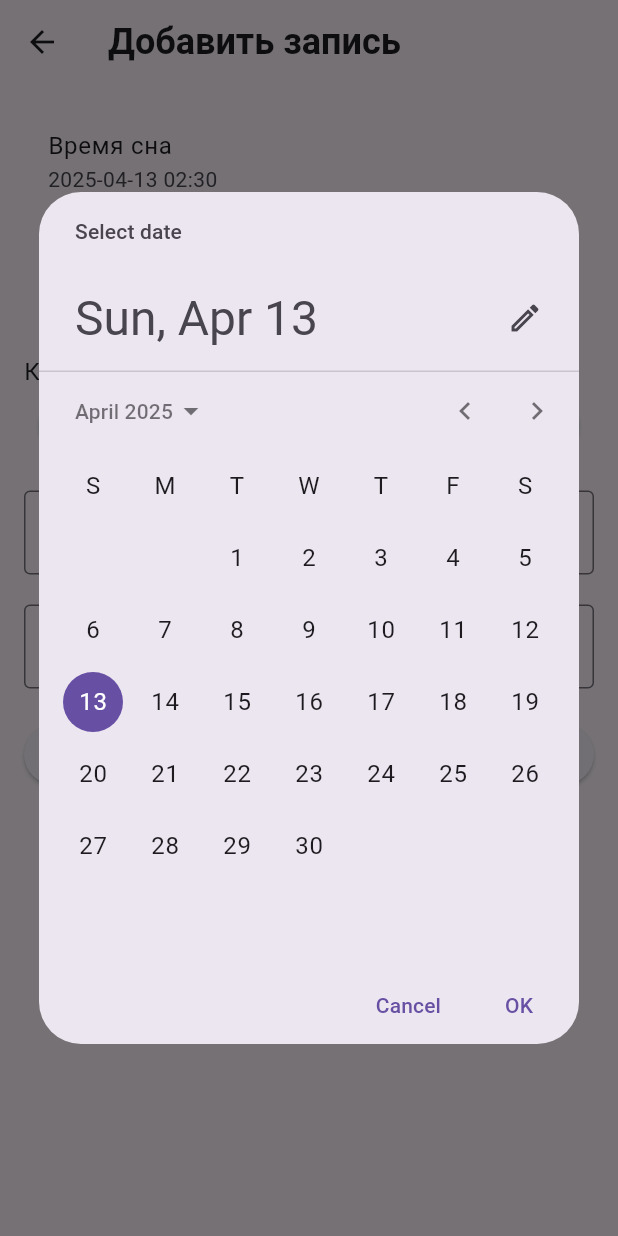
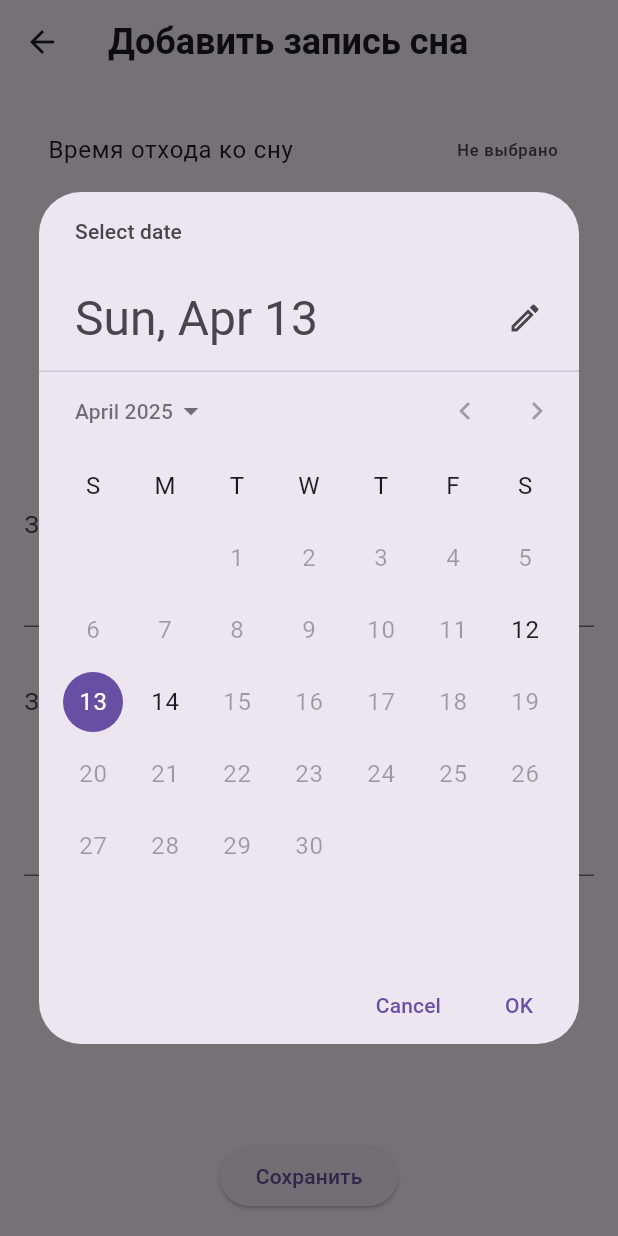
Before and after one commit to ruslanflutterdev/dream_diary, a Flutter app: the AddSleepEntryScreen screen opened directly, after a tap on "Время пробуждения", on a phone screen of 412 x 824 dp. Run offline on Flutter 3.47's test engine with Material 3 defaults, Android fonts, the phone set to English and light mode, and no system bars.

Commit message:
вынес функционал для оценки качества сна в отдельный виджет

```diff
--- a/lib/screens/add_sleep_entry_screen.dart
+++ b/lib/screens/add_sleep_entry_screen.dart
@@ -1,158 +1,140 @@
+import 'package:dream_diary/widgets/sleep_quality_selector.dart';
 import 'package:flutter/material.dart';
 import '../models/sleep_entry.dart';
 
 class AddSleepEntryScreen extends StatefulWidget {
-  const AddSleepEntryScreen({super.key});
+  const AddSleepEntryScreen({Key? key}) : super(key: key);
 
   @override
-  State<AddSleepEntryScreen> createState() => _AddSleepEntryScreenState();
+  _AddSleepEntryScreenState createState() => _AddSleepEntryScreenState();
 }
 
 class _AddSleepEntryScreenState extends State<AddSleepEntryScreen> {
-  DateTime sleepTime = DateTime.now().subtract(Duration(hours: 8));
-  DateTime wakeTime = DateTime.now();
+  DateTime? sleepTime;
+  DateTime? wakeTime;
   int sleepQuality = 3;
   final TextEditingController noteController = TextEditingController();
   final TextEditingController dreamController = TextEditingController();
 
-  Future<void> pickDateTime({
-    required DateTime initialDate,
-    required Function(DateTime) onPicked,
-  }) async {
-    final date = await showDatePicker(
+  void _pickDateTime({required bool isSleepTime}) async {
+    final DateTime now = DateTime.now();
+    final DateTime picked =
+        await showDatePicker(
+          context: context,
+          initialDate: now,
+          firstDate: now.subtract(Duration(days: 1)),
+          lastDate: now.add(Duration(days: 1)),
+        ) ??
+        now;
+
+    final TimeOfDay? pickedTime = await showTimePicker(
       context: context,
-      initialDate: initialDate,
-      firstDate: DateTime(2020),
-      lastDate: DateTime(2100),
+      initialTime: TimeOfDay.fromDateTime(now),
     );
-    if (date == null) return;
 
-    final time = await showTimePicker(
-      context: context,
-      initialTime: TimeOfDay.fromDateTime(initialDate),
-    );
-    if (time == null) return;
-
-    onPicked(DateTime(date.year, date.month, date.day, time.hour, time.minute));
+    if (pickedTime != null) {
+      final selectedDateTime = DateTime(
+        picked.year,
+        picked.month,
+        picked.day,
+        pickedTime.hour,
+        pickedTime.minute,
+      );
+      setState(() {
+        if (isSleepTime) {
+          sleepTime = selectedDateTime;
+        } else {
+          wakeTime = selectedDateTime;
+        }
+      });
+    }
   }
 
-  String formatDateTime(DateTime dt) {
-    return '${dt.year}-${dt.month.toString().padLeft(2, '0')}-${dt.day.toString().padLeft(2, '0')} '
-        '${dt.hour.toString().padLeft(2, '0')}:${dt.minute.toString().padLeft(2, '0')}';
+  bool _isValidEntry() {
+    if (sleepTime == null ||
+        wakeTime == null ||
+        sleepTime!.isAfter(wakeTime!)) {
+      return false;
+    }
+    if (wakeTime!.difference(sleepTime!).inDays > 0) {
+      return false;
+    }
+    return true;
   }
 
-  void saveEntry() {
-    final duration = wakeTime.difference(sleepTime);
-    if (wakeTime.isBefore(sleepTime)) {
-      showError('Время пробуждения не может быть раньше времени сна.');
-      return;
+  void _saveEntry() {
+    if (_isValidEntry()) {
+      final newEntry = SleepEntry(
+        sleepTime: sleepTime!,
+        wakeTime: wakeTime!,
+        sleepQuality: sleepQuality,
+        note: noteController.text,
+      );
+      Navigator.pop(context, newEntry);
+    } else {
+      // Show error message
+      ScaffoldMessenger.of(context).showSnackBar(
+        SnackBar(content: Text('Неверные данные! Проверьте время.')),
+      );
     }
-    if (duration.inHours > 24) {
-      showError('Время сна не может превышать 24 часа.');
-      return;
-    }
-
-    Navigator.pop(
-      context,
-      SleepEntry(
-        sleepTime: sleepTime,
-        wakeTime: wakeTime,
-        sleepQuality: sleepQuality,
-        note: '${noteController.text}\nСны: ${dreamController.text}',
-      ),
-    );
-  }
-
-  void showError(String message) {
-    showDialog(
-      context: context,
-      builder: (_) => AlertDialog(
-        title: Text('Ошибка'),
-        content: Text(message),
-        actions: [
-          TextButton(
-            onPressed: () => Navigator.pop(context),
-            child: Text('ОК'),
-          )
-        ],
-      ),
-    );
-  }
-
-  Widget buildQualityButtons() {
-    return Row(
-      mainAxisAlignment: MainAxisAlignment.spaceEvenly,
-      children: List.generate(5, (i) {
-        final rating = i + 1;
-        final isSelected = rating == sleepQuality;
-        return ElevatedButton(
-          style: ElevatedButton.styleFrom(
-            backgroundColor: isSelected ? Colors.blue : Colors.grey[300],
-            foregroundColor: isSelected ? Colors.white : Colors.black,
-          ),
-          onPressed: () {
-            setState(() {
-              sleepQuality = rating;
-            });
-          },
-          child: Text('$rating'),
-        );
-      }),
-    );
   }
 
   @override
   Widget build(BuildContext context) {
     return Scaffold(
-      appBar: AppBar(title: Text('Добавить запись')),
+      appBar: AppBar(title: Text('Добавить запись сна')),
       body: Padding(
-        padding: EdgeInsets.all(16),
-        child: ListView(
+        padding: EdgeInsets.all(16.0),
+        child: Column(
           children: [
             ListTile(
-              title: Text('Время сна'),
-              subtitle: Text(formatDateTime(sleepTime)),
-              onTap: () => pickDateTime(
-                initialDate: sleepTime,
-                onPicked: (dt) => setState(() => sleepTime = dt),
+              title: Text('Время отхода ко сну'),
+              trailing: Text(
+                sleepTime != null
+                    ? '${sleepTime!.hour}:${sleepTime!.minute}'
+                    : 'Не выбрано',
               ),
+              onTap: () => _pickDateTime(isSleepTime: true),
             ),
             ListTile(
               title: Text('Время пробуждения'),
-              subtitle: Text(formatDateTime(wakeTime)),
-              onTap: () => pickDateTime(
-                initialDate: wakeTime,
-                onPicked: (dt) => setState(() => wakeTime = dt),
+              trailing: Text(
+                wakeTime != null
+                    ? '${wakeTime!.hour}:${wakeTime!.minute}'
+                    : 'Не выбрано',
               ),
+              onTap: () => _pickDateTime(isSleepTime: false),
             ),
             SizedBox(height: 20),
-            Text('Качество сна:', style: TextStyle(fontSize: 16)),
-            buildQualityButtons(),
+            Text(
+              'Качество сна',
+              style: TextStyle(fontSize: 18, fontWeight: FontWeight.bold),
+            ),
+            const SizedBox(height: 10),
+            SleepQualitySelector(
+              currentQuality: sleepQuality,
+              onQualityChanged: (newQuality) {
+                setState(() {
+                  sleepQuality = newQuality;
+                });
+              },
+            ),
             SizedBox(height: 20),
+            Text('Заметки о сне:'),
             TextField(
               controller: noteController,
-              decoration: InputDecoration(
-                labelText: 'Заметки',
-                border: OutlineInputBorder(),
-              ),
-              maxLines: null,
-              keyboardType: TextInputType.multiline,
+              decoration: InputDecoration(hintText: 'Запишите заметки'),
+              maxLines: 3,
             ),
-            SizedBox(height: 20),
+            SizedBox(height: 10),
+            Text('Ваши сны:'),
             TextField(
               controller: dreamController,
-              decoration: InputDecoration(
-                labelText: 'Сны',
-                border: OutlineInputBorder(),
-              ),
-              maxLines: null,
-              keyboardType: TextInputType.multiline,
+              decoration: InputDecoration(hintText: 'Запишите свои сны'),
+              maxLines: 5,
             ),
-            SizedBox(height: 20),
-            ElevatedButton(
-              onPressed: saveEntry,
-              child: Text('Сохранить'),
-            ),
+            Spacer(),
+            ElevatedButton(onPressed: _saveEntry, child: Text('Сохранить')),
           ],
         ),
       ),
--- /dev/null
+++ b/lib/widgets/sleep_quality_selector.dart
@@ -0,0 +1,42 @@
+import 'package:flutter/material.dart';
+
+class SleepQualitySelector extends StatelessWidget {
+  final int currentQuality;
+  final ValueChanged<int> onQualityChanged;
+
+  const SleepQualitySelector({
+    super.key,
+    required this.currentQuality,
+    required this.onQualityChanged,
+  });
+
+  @override
+  Widget build(BuildContext context) {
+    return Row(
+      mainAxisAlignment: MainAxisAlignment.center,
+      children: List.generate(5, (index) {
+        final quality = index + 1;
+        return ElevatedButton(
+          onPressed: () => onQualityChanged(quality),
+          style: ElevatedButton.styleFrom(
+            backgroundColor:
+                quality <= currentQuality
+                    ? Colors.amber
+                    : Colors.grey,
+            shape: RoundedRectangleBorder(
+              borderRadius: BorderRadius.circular(8.0),
+            ),
+            padding: EdgeInsets.symmetric(horizontal: 16.0, vertical: 12.0),
+          ),
+          child: Text(
+            '$quality',
+            style: TextStyle(
+              color: quality <= currentQuality ? Colors.white : Colors.black,
+              fontSize: 18,
+            ),
+          ),
+        );
+      }),
+    );
+  }
+}
```
Also changed, not shown: lib/screens/sleep_entries_screen.dart (+3 -5 lines).
